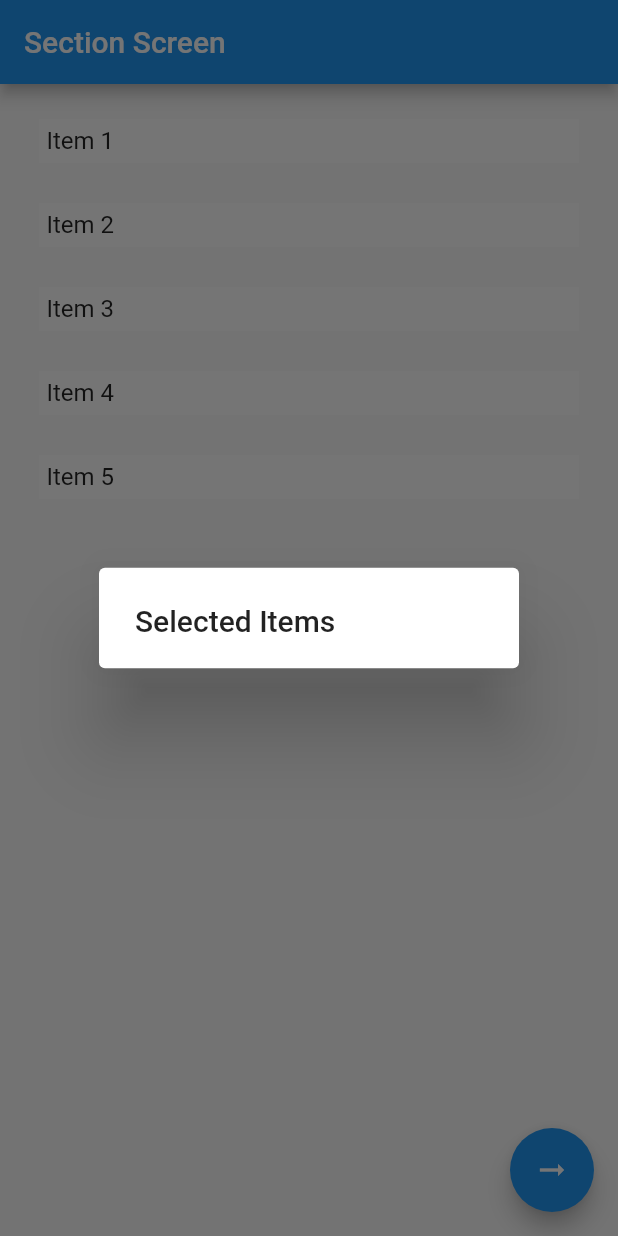
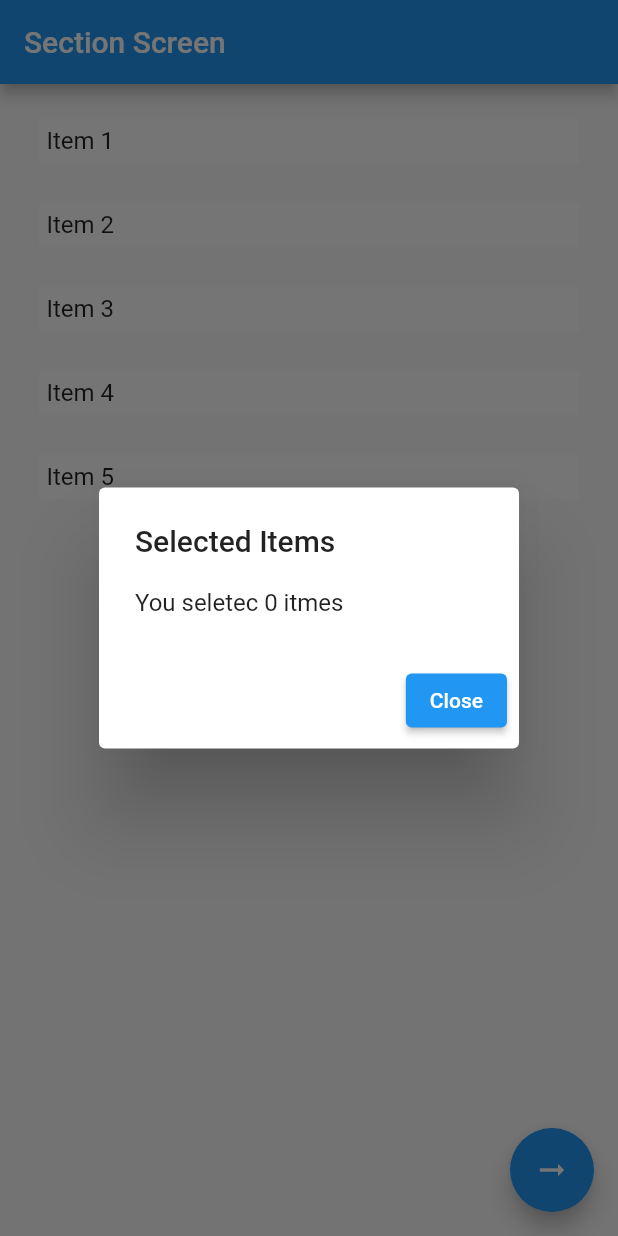
Before and after one commit to Nahid-web/ostad_livetest, a Flutter app: the screen it shows after launch, after a tap on the "arrow right alt" icon, on a phone screen of 412 x 824 dp. Run offline on Flutter 3.47's test engine with Material 2 defaults, Android fonts, the phone set to English and light mode, and no system bars.

Commit message:
addignment done

```diff
--- a/module10/lib/main.dart
+++ b/module10/lib/main.dart
@@ -64,6 +64,14 @@ class _HomePageState extends State<HomePage> {
               builder: (context) {
                 return AlertDialog(
                   title: Text('Selected Items'),
+                  content: Text('You seletec $count itmes'),
+                  actions: [
+                    ElevatedButton(
+                        onPressed: (){
+                          Navigator.pop(context);
+                        },
+                        child: Text('Close'),),
+                  ],
                 );
               },);
         },
```
